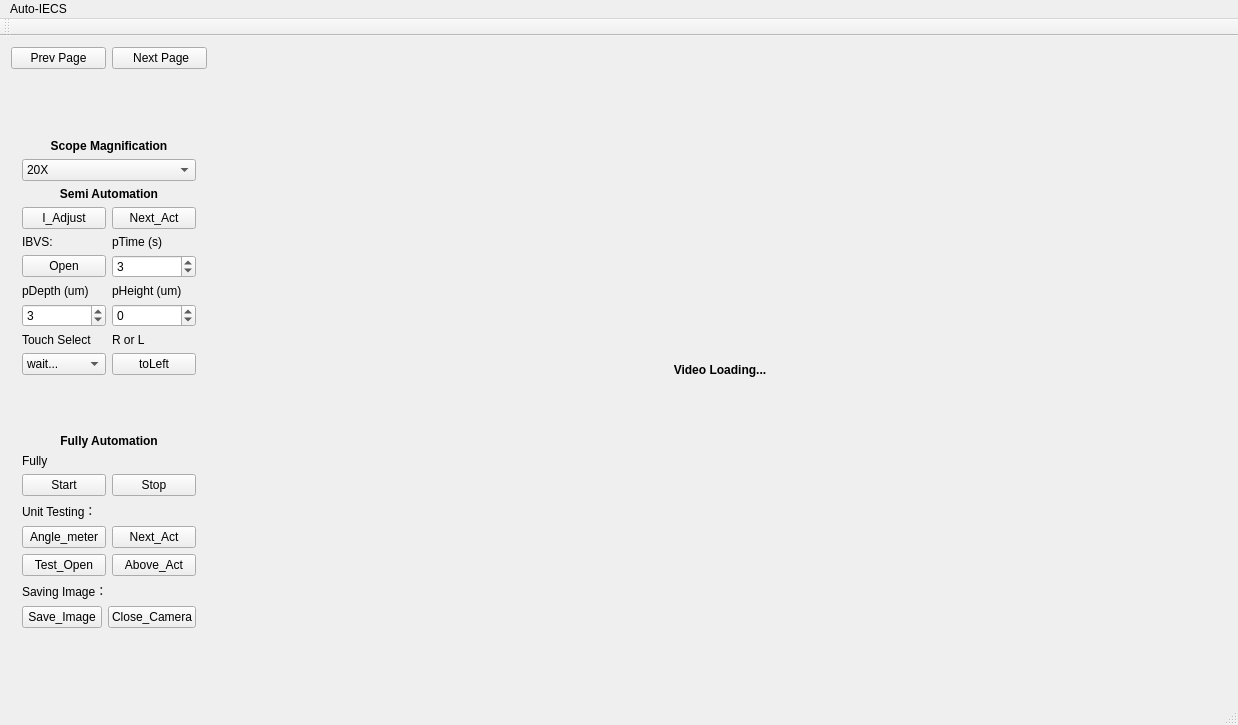
The window that mainwindow.ui (moshanzheng1-sudo/zeissmicro) describes before a commit, drawn with Qt 5.
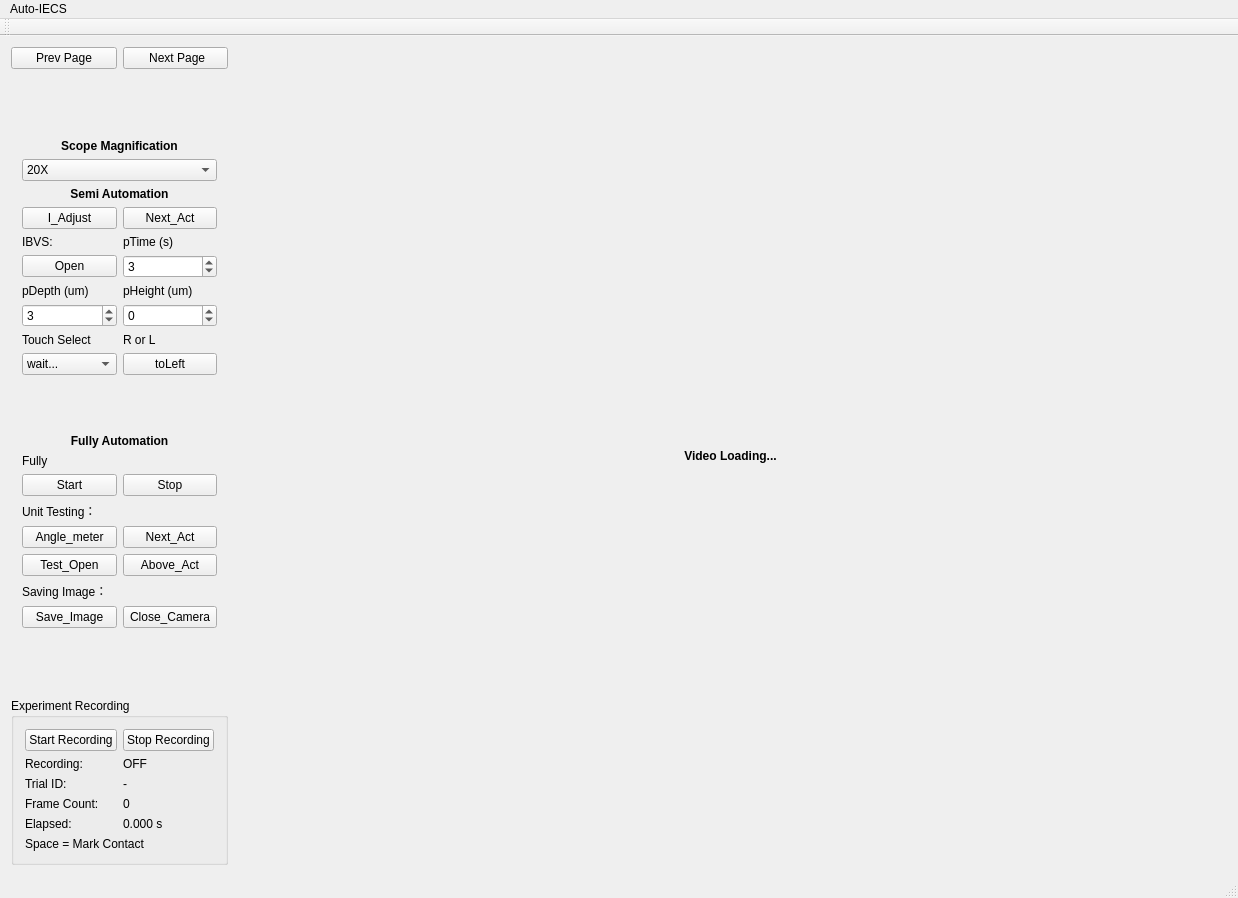
The same window after the commit. The open tabs and pages were chosen to show the change. Custom widgets are drawn as their Qt base class.

Diff of the .ui file:
```diff
--- a/mainwindow.ui
+++ b/mainwindow.ui
@@ -7,7 +7,7 @@
     <x>0</x>
     <y>0</y>
     <width>1238</width>
-    <height>710</height>
+    <height>855</height>
    </rect>
   </property>
   <property name="windowTitle">
@@ -1087,6 +1087,92 @@
         </widget>
        </widget>
       </item>
+      <item>
+       <widget class="QGroupBox" name="experimentRecordingGroup">
+        <property name="title">
+         <string>Experiment Recording</string>
+        </property>
+        <layout class="QGridLayout" name="experimentRecordingLayout">
+         <item row="0" column="0">
+          <widget class="QPushButton" name="startRecording">
+           <property name="text">
+            <string>Start Recording</string>
+           </property>
+          </widget>
+         </item>
+         <item row="0" column="1">
+          <widget class="QPushButton" name="stopRecording">
+           <property name="text">
+            <string>Stop Recording</string>
+           </property>
+          </widget>
+         </item>
+         <item row="1" column="0">
+          <widget class="QLabel" name="recordingStatusTitleLabel">
+           <property name="text">
+            <string>Recording:</string>
+           </property>
+          </widget>
+         </item>
+         <item row="1" column="1">
+          <widget class="QLabel" name="recordingStatusLabel">
+           <property name="text">
+            <string>OFF</string>
+           </property>
+          </widget>
+         </item>
+         <item row="2" column="0">
+          <widget class="QLabel" name="trialIdTitleLabel">
+           <property name="text">
+            <string>Trial ID:</string>
+           </property>
+          </widget>
+         </item>
+         <item row="2" column="1">
+          <widget class="QLabel" name="trialIdValueLabel">
+           <property name="text">
+            <string>-</string>
+           </property>
+          </widget>
+         </item>
+         <item row="3" column="0">
+          <widget class="QLabel" name="frameCountTitleLabel">
+           <property name="text">
+            <string>Frame Count:</string>
+           </property>
+          </widget>
+         </item>
+         <item row="3" column="1">
+          <widget class="QLabel" name="frameCountValueLabel">
+           <property name="text">
+            <string>0</string>
+           </property>
+          </widget>
+         </item>
+         <item row="4" column="0">
+          <widget class="QLabel" name="elapsedTimeTitleLabel">
+           <property name="text">
+            <string>Elapsed:</string>
+           </property>
+          </widget>
+         </item>
+         <item row="4" column="1">
+          <widget class="QLabel" name="elapsedTimeValueLabel">
+           <property name="text">
+            <string>0.000 s</string>
+           </property>
+          </widget>
+         </item>
+         <item row="5" column="0" colspan="2">
+          <widget class="QLabel" name="contactShortcutLabel">
+           <property name="text">
+            <string>Space = Mark Contact</string>
+           </property>
+          </widget>
+         </item>
+        </layout>
+       </widget>
+      </item>
      </layout>
     </item>
     <item>
```
Left out of the diff: 4 changed lines with no effect on the pictures.
